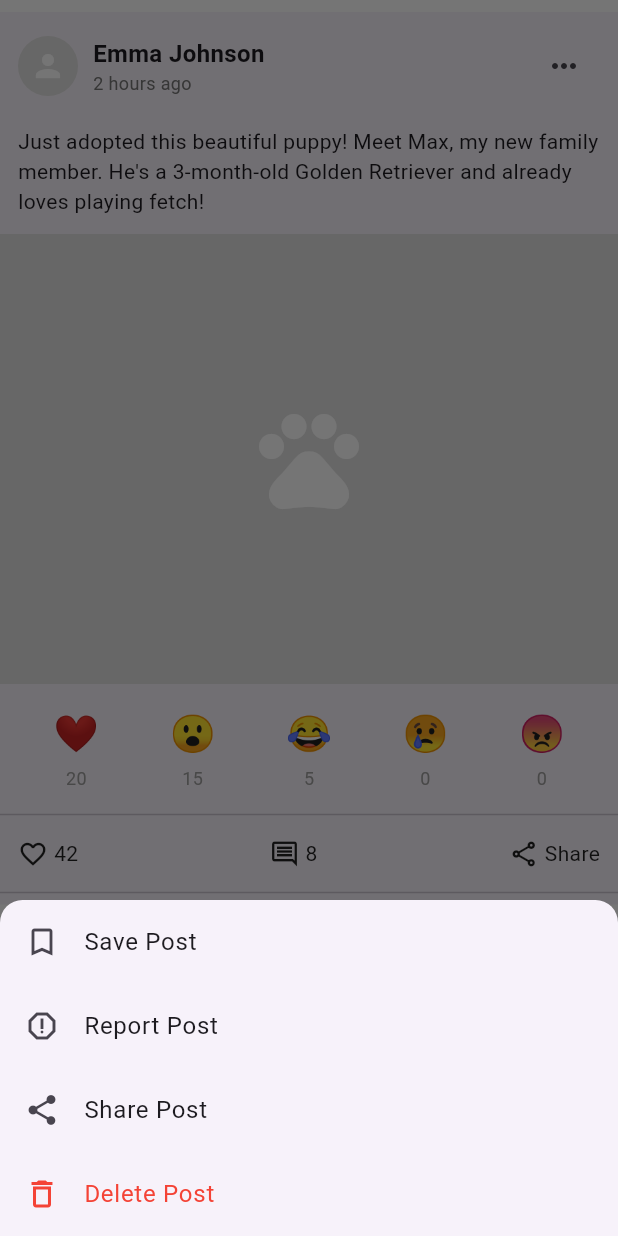
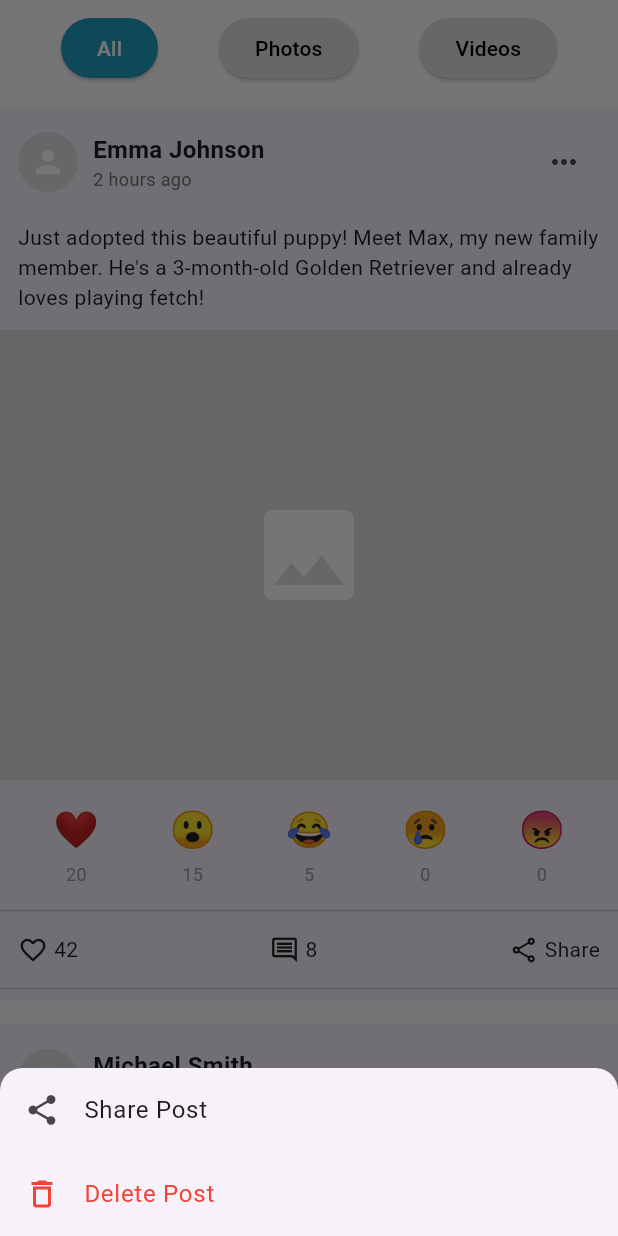
Before and after one commit to Shribodhi/SDGP-PawRescue, a Flutter app: the SocialPage screen opened directly, after a tap on the "keyboard control" icon, on a phone screen of 412 x 824 dp. Run offline on Flutter 3.47's test engine with Material 3 defaults, Android fonts, the phone set to English and light mode, and no system bars.

Commit message:
implemented a filter function
Added filter functionality to display All Photos or Videos of users. Implemented filter buttons at the top of the social feed. Fixed some error happened after that

```diff
--- a/lib/screens/social_page.dart
+++ b/lib/screens/social_page.dart
@@ -8,6 +8,7 @@ class SocialPage extends StatefulWidget {
 }
 
 class _SocialPageState extends State<SocialPage> {
+  String _currentFilter = 'All';
   final List<Map<String, dynamic>> _posts = [
     {
       'id': 1,
@@ -16,6 +17,7 @@ class _SocialPageState extends State<SocialPage> {
       'timeAgo': '2 hours ago',
       'content': 'Just adopted this beautiful puppy! Meet Max, my new family member. He\'s a 3-month-old Golden Retriever and already loves playing fetch!',
       'image': 'assets/images/post_dog1.png',
+      'video': null,
       'likes': 42,
       'comments': 8,
       'reactions': {
@@ -34,6 +36,7 @@ class _SocialPageState extends State<SocialPage> {
       'timeAgo': '5 hours ago',
       'content': 'Luna enjoying her new cat tree! Best purchase ever. She hasn\'t stopped climbing since we set it up this morning.',
       'image': 'assets/images/post_cat1.png',
+      'video': null,
       'likes': 28,
       'comments': 5,
       'reactions': {
@@ -52,6 +55,7 @@ class _SocialPageState extends State<SocialPage> {
       'timeAgo': '1 day ago',
       'content': 'First visit to the vet went well! Rocky is healthy and happy. The vet said he\'s growing perfectly and his vaccinations are up to date.',
       'image': 'assets/images/post_dog2.png',
+      'video': null,
       'likes': 56,
       'comments': 12,
       'reactions': {
@@ -70,6 +74,7 @@ class _SocialPageState extends State<SocialPage> {
       'timeAgo': '2 days ago',
       'content': 'Mittens and her new toy! She\'s been playing with it non-stop. Any recommendations for other toys that cats love?',
       'image': 'assets/images/post_cat2.png',
+      'video': null,
       'likes': 35,
       'comments': 15,
       'reactions': {
@@ -81,12 +86,35 @@ class _SocialPageState extends State<SocialPage> {
       },
       'isLiked': false,
     },
+    {
+      'id': 5,
+      'username': 'Alex Thompson',
+      'userImage': 'assets/images/user5.png',
+      'timeAgo': '3 days ago',
+      'content': 'Check out this cute video of my cat playing with a new toy!',
+      'image': null,
+      'video': 'assets/videos/cat_playing.mp4',
+      'likes': 62,
+      'comments': 18,
+      'reactions': {
+        'love': 25,
+        'wow': 12,
+        'laugh': 20,
+        'sad': 0,
+        'angry': 0,
+      },
+      'isLiked': false,
+    },
   ];
 
   @override
   Widget build(BuildContext context) {
     return Scaffold(
-      body: RefreshIndicator(
+      body: Column(
+        children: [
+          _buildFilterButtons(),
+          Expanded(
+            child: RefreshIndicator(
               color: const Color(0xFF219EBC),
               onRefresh: () async {
                 // Simulate refresh
@@ -97,9 +125,18 @@ class _SocialPageState extends State<SocialPage> {
                 itemCount: _posts.length,
                 itemBuilder: (context, index) {
                   final post = _posts[index];
+                  if (_currentFilter == 'All' ||
+                      (_currentFilter == 'Photos' && post['image'] != null) ||
+                      (_currentFilter == 'Videos' && post['video'] != null)) {
                     return _buildPostCard(post);
+                  } else {
+                    return const SizedBox.shrink();
+                  }
                 },
               ),
+            ),
+          ),
+        ],
       ),
       floatingActionButton: FloatingActionButton(
         onPressed: () {
@@ -173,7 +210,8 @@ class _SocialPageState extends State<SocialPage> {
               ),
             ),
 
-          // Post image
+          // Post media (image or video)
+          if (post['image'] != null)
             Container(
               height: 300,
               width: double.infinity,
@@ -181,7 +219,21 @@ class _SocialPageState extends State<SocialPage> {
               color: Colors.grey[300],
               child: const Center(
                 child: Icon(
-                Icons.pets,
+                  Icons.image,
+                  size: 80,
+                  color: Colors.white,
+                ),
+              ),
+            )
+          else if (post['video'] != null)
+            Container(
+              height: 300,
+              width: double.infinity,
+              margin: const EdgeInsets.symmetric(vertical: 8),
+              color: Colors.grey[300],
+              child: const Center(
+                child: Icon(
+                  Icons.play_circle_filled,
                   size: 80,
                   color: Colors.white,
                 ),
@@ -281,26 +333,6 @@ class _SocialPageState extends State<SocialPage> {
           child: Column(
             mainAxisSize: MainAxisSize.min,
             children: [
-              ListTile(
-                leading: const Icon(Icons.bookmark_border),
-                title: const Text('Save Post'),
-                onTap: () {
-                  Navigator.pop(context);
-                  ScaffoldMessenger.of(context).showSnackBar(
-                    const SnackBar(
-                      content: Text('Post saved'),
-                      duration: Duration(seconds: 1),
-                    ),
-                  );
-                },
-              ),
-              ListTile(
-                leading: const Icon(Icons.report_outlined),
-                title: const Text('Report Post'),
-                onTap: () {
-                  Navigator.pop(context);
-                },
-              ),
               ListTile(
                 leading: const Icon(Icons.share),
                 title: const Text('Share Post'),
@@ -706,6 +738,7 @@ class _SocialPageState extends State<SocialPage> {
                             'timeAgo': 'Just now',
                             'content': contentController.text,
                             'image': '',
+                            'video': null,
                             'likes': 0,
                             'comments': 0,
                             'reactions': {
@@ -786,4 +819,33 @@ class _SocialPageState extends State<SocialPage> {
       ),
     );
   }
+
+  Widget _buildFilterButtons() {
+    return Padding(
+      padding: const EdgeInsets.symmetric(vertical: 8.0),
+      child: Row(
+        mainAxisAlignment: MainAxisAlignment.spaceEvenly,
+        children: [
+          _buildFilterButton('All'),
+          _buildFilterButton('Photos'),
+          _buildFilterButton('Videos'),
+        ],
+      ),
+    );
   }
+
+  Widget _buildFilterButton(String filter) {
+    return ElevatedButton(
+      onPressed: () {
+        setState(() {
+          _currentFilter = filter;
+        });
+      },
+      style: ElevatedButton.styleFrom(
+        backgroundColor: _currentFilter == filter ? const Color(0xFF219EBC) : Colors.grey[300],
+        foregroundColor: _currentFilter == filter ? Colors.white : Colors.black,
+      ),
+      child: Text(filter),
+    );
+  }
+}
```
Also changed, not shown: 4 other files. Lines whose indentation alone changed are shown as unchanged.
